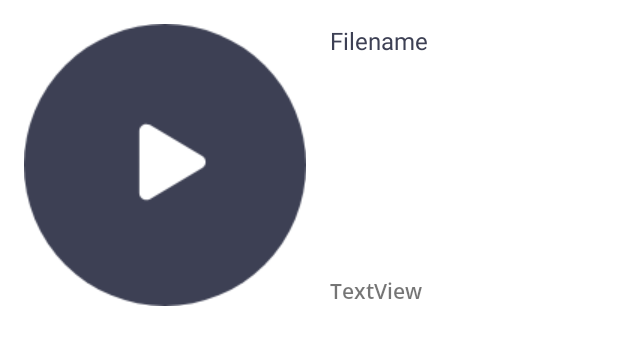
After one commit to ayosol/audio_player_java, an Android app: the layout audio_list_item.xml on its own in the app's theme, with its tools: preview values and no code run, on a phone screen of 412 x 824 dp. The commit adds this screen. Shown: the top 345 px of the screen. Run offline under Robolectric (Android 15) with nearby library versions, the phone set to English and light mode, and no system bars.

Commit message:
Listing recorded audio file on app done

```diff
--- a/app/src/main/AndroidManifest.xml
+++ b/app/src/main/AndroidManifest.xml
@@ -18,6 +18,9 @@
                 <category android:name="android.intent.category.LAUNCHER" />
             </intent-filter>
         </activity>
+        <meta-data
+            android:name="preloaded_fonts"
+            android:resource="@array/preloaded_fonts" />
     </application>
 
 </manifest>
--- /dev/null
+++ b/app/src/main/res/layout/audio_list_item.xml
@@ -0,0 +1,41 @@
+<?xml version="1.0" encoding="utf-8"?>
+<androidx.constraintlayout.widget.ConstraintLayout xmlns:android="http://schemas.android.com/apk/res/android"
+    xmlns:app="http://schemas.android.com/apk/res-auto"
+    xmlns:tools="http://schemas.android.com/tools"
+    android:layout_width="match_parent"
+    android:layout_height="wrap_content">
+
+    <ImageView
+        android:id="@+id/img_audio_list"
+        android:layout_width="wrap_content"
+        android:layout_height="wrap_content"
+        android:layout_marginStart="16dp"
+        android:layout_marginTop="16dp"
+        android:layout_marginBottom="16dp"
+        app:layout_constraintBottom_toBottomOf="parent"
+        app:layout_constraintStart_toStartOf="parent"
+        app:layout_constraintTop_toTopOf="parent"
+        app:srcCompat="@drawable/list_play_btn" />
+
+    <TextView
+        android:id="@+id/audio_title"
+        android:layout_width="wrap_content"
+        android:layout_height="wrap_content"
+        android:layout_marginStart="16dp"
+        android:text="Filename"
+        android:textColor="@color/colorDarkBlue"
+        android:textSize="16sp"
+        app:layout_constraintStart_toEndOf="@+id/img_audio_list"
+        app:layout_constraintTop_toTopOf="@+id/img_audio_list" />
+
+    <TextView
+        android:id="@+id/audio_date"
+        android:layout_width="wrap_content"
+        android:layout_height="wrap_content"
+        android:layout_marginStart="16dp"
+        android:fontFamily="@font/open_sans_semibold"
+        android:text="TextView"
+        app:layout_constraintBottom_toBottomOf="@+id/img_audio_list"
+        app:layout_constraintStart_toEndOf="@+id/img_audio_list" />
+
+</androidx.constraintlayout.widget.ConstraintLayout>
--- a/app/src/main/res/values/preloaded_fonts.xml
+++ b/app/src/main/res/values/preloaded_fonts.xml
@@ -1,6 +1,7 @@
 <?xml version="1.0" encoding="utf-8"?>
 <resources>
     <array name="preloaded_fonts" translatable="false">
+        <item>@font/open_sans</item>
         <item>@font/open_sans_light</item>
         <item>@font/open_sans_semibold</item>
     </array>
```
Also changed, not shown: app/src/main/java/com/example/audiorecorderjava/AudioListFragment.java (+27 -0 lines), app/src/main/java/com/example/audiorecorderjava/adapter/AudioListAdapter.java (added, +59 -0 lines), app/src/main/res/font/open_sans.xml (added, +7 -0 lines).
